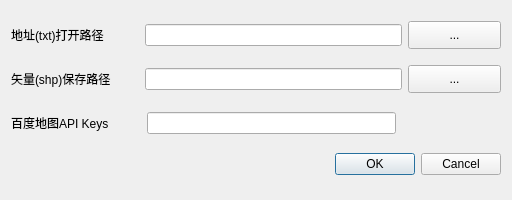
geoyee/pyqgis_learning, file plugin/geocoding/geocoding_dialog_base.ui: the form before one commit.
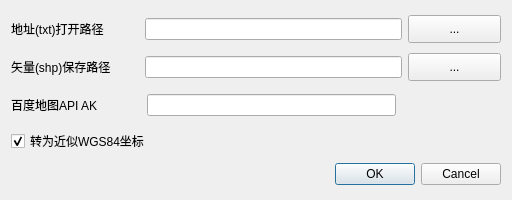
The form after the commit.

Patch:
```diff
--- a/plugin/geocoding/geocoding_dialog_base.ui
+++ b/plugin/geocoding/geocoding_dialog_base.ui
@@ -25,12 +25,9 @@
   <property name="windowTitle">
    <string>geocoding</string>
   </property>
-  <layout class="QHBoxLayout" name="horizontalLayout">
+  <layout class="QHBoxLayout" name="horizontalLayout_2">
    <item>
     <layout class="QVBoxLayout" name="verticalLayout">
-     <property name="sizeConstraint">
-      <enum>QLayout::SetDefaultConstraint</enum>
-     </property>
      <item>
       <layout class="QHBoxLayout" name="hlayTxt" stretch="1,2,1">
        <item>
@@ -151,7 +148,7 @@
           </size>
          </property>
          <property name="text">
-          <string>百度地图API Keys</string>
+          <string>百度地图API AK</string>
          </property>
         </widget>
        </item>
@@ -192,6 +189,33 @@
        </item>
       </layout>
      </item>
+     <item>
+      <layout class="QHBoxLayout" name="horizontalLayout">
+       <item>
+        <widget class="QCheckBox" name="checkBox">
+         <property name="text">
+          <string>转为近似WGS84坐标</string>
+         </property>
+         <property name="checked">
+          <bool>true</bool>
+         </property>
+        </widget>
+       </item>
+       <item>
+        <spacer name="horizontalSpacer_2">
+         <property name="orientation">
+          <enum>Qt::Horizontal</enum>
+         </property>
+         <property name="sizeHint" stdset="0">
+          <size>
+           <width>40</width>
+           <height>20</height>
+          </size>
+         </property>
+        </spacer>
+       </item>
+      </layout>
+     </item>
      <item>
       <widget class="QDialogButtonBox" name="button_box">
        <property name="orientation">
```
